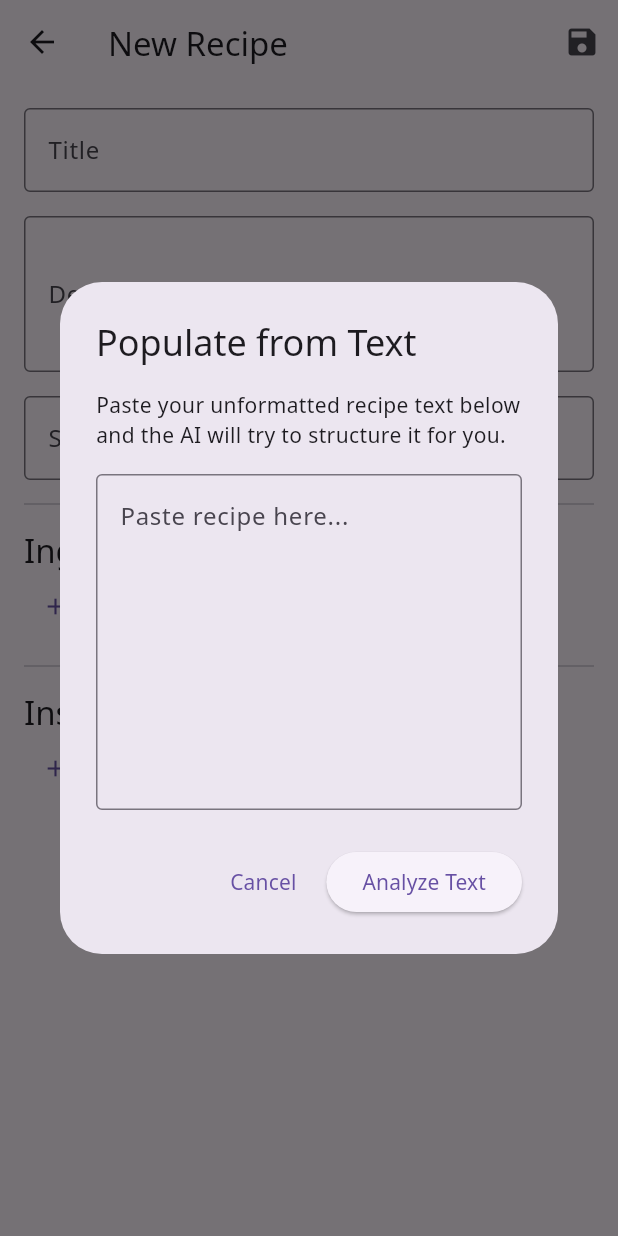
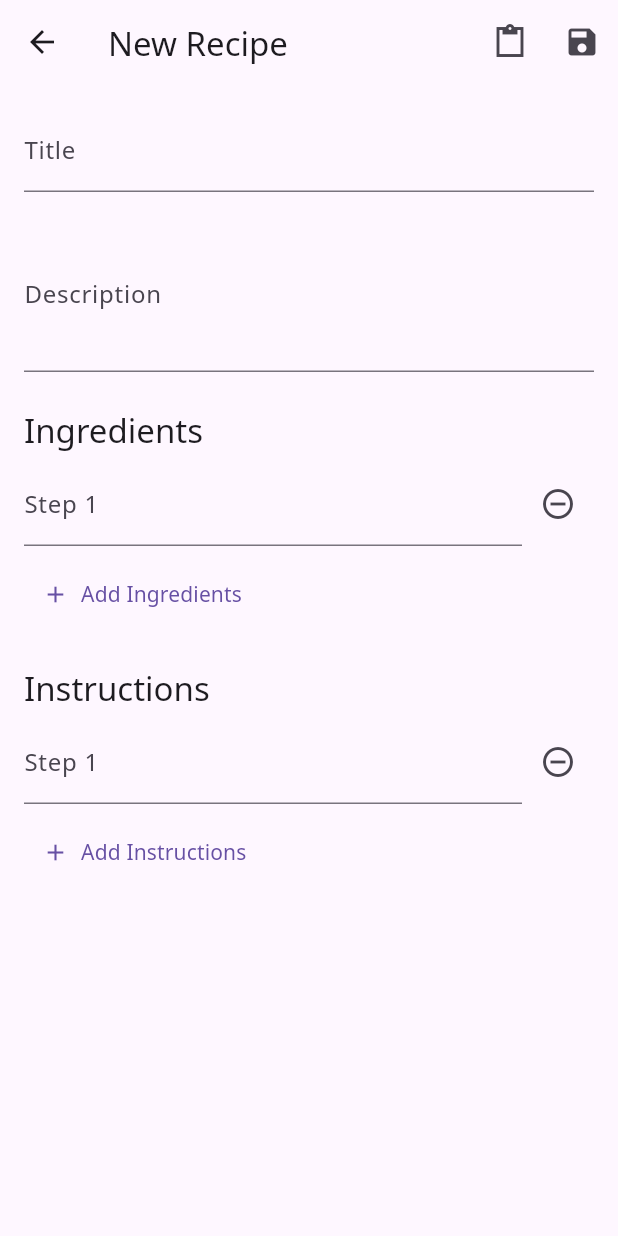
Before and after one commit to cernel-joson/recette, a Flutter app: the RecipeEditScreen screen opened directly, on a phone screen of 412 x 824 dp. Run offline on Flutter 3.47's test engine with Material 3 defaults, Android fonts, the phone set to English and light mode, and no system bars; our stand-ins replace pdf, printing, sqflite; accounts and stored records are empty.

Commit message:
add functionality for new "add recipe" menu

```diff
--- a/lib/screens/recipe_edit_screen.dart
+++ b/lib/screens/recipe_edit_screen.dart
@@ -1,16 +1,24 @@
 // lib/screens/recipe_edit_screen.dart
 
-import 'dart:convert';
 import 'package:flutter/material.dart';
-import 'package:http/http.dart' as http;
+import '../helpers/api_helper.dart'; // Import the new helper
+import '../helpers/database_helper.dart';
 import '../models/recipe_model.dart';
-import '../helpers/database_helper.dart';
 
-// This screen handles both creating a new recipe and editing an existing one.
+/// A screen for creating a new recipe or editing an existing one.
 class RecipeEditScreen extends StatefulWidget {
-  final Recipe? recipe; // If a recipe is passed, we're in "Edit Mode"
+  /// The recipe to be edited. If null, a new recipe is being created.
+  final Recipe? recipe;
 
-  const RecipeEditScreen({super.key, this.recipe});
+  /// If true, the "Paste Text" dialog will be shown automatically on load.
+  /// This is used when creating a new recipe via the paste text option.
+  final bool showPasteDialogOnLoad;
+
+  const RecipeEditScreen({
+    super.key,
+    this.recipe,
+    this.showPasteDialogOnLoad = false,
+  });
 
   @override
   State<RecipeEditScreen> createState() => _RecipeEditScreenState();
@@ -18,54 +26,53 @@ class RecipeEditScreen extends StatefulWidget {
 
 class _RecipeEditScreenState extends State<RecipeEditScreen> {
   final _formKey = GlobalKey<FormState>();
-
   late TextEditingController _titleController;
   late TextEditingController _descriptionController;
-  late TextEditingController _sourceUrlController;
-
   late List<TextEditingController> _ingredientControllers;
   late List<TextEditingController> _instructionControllers;
+  late String _sourceUrl;
 
-  bool _isAiLoading = false;
+  // The cloud function URL is now managed by ApiHelper.
 
   @override
   void initState() {
     super.initState();
-    // Initialize controllers with existing recipe data or as empty
-    _populateControllers(widget.recipe);
+    if (widget.recipe != null) {
+      // If we're editing an existing recipe, populate the controllers.
+      _populateControllers(widget.recipe!);
+    } else {
+      // If we're creating a new recipe, initialize with empty controllers.
+      _titleController = TextEditingController();
+      _descriptionController = TextEditingController();
+      _ingredientControllers = [TextEditingController()];
+      _instructionControllers = [TextEditingController()];
+      _sourceUrl = '';
 
-    // If this is a new recipe, automatically show the paste dialog.
-    if (widget.recipe == null) {
-      // This ensures the dialog shows after the screen is built.
-      WidgetsBinding.instance.addPostFrameCallback((_) {
-        _showPasteTextDialog();
-      });
+      // If specified, show the paste dialog automatically after the screen builds.
+      if (widget.showPasteDialogOnLoad) {
+        WidgetsBinding.instance
+            .addPostFrameCallback((_) => _showPasteTextDialog());
+      }
     }
   }
 
-  void _populateControllers(Recipe? recipe) {
-    _titleController = TextEditingController(text: recipe?.title ?? '');
-    _descriptionController = TextEditingController(text: recipe?.description ?? '');
-    _sourceUrlController = TextEditingController(text: recipe?.sourceUrl ?? '');
-
-    // A more robust way to handle ingredients for editing
-    _ingredientControllers = recipe?.ingredients.map((i) {
-      String text = i.toString();
-      if (i.notes.isNotEmpty) {
-        text += ' (${i.notes})';
-      }
-      return TextEditingController(text: text);
-    }).toList() ?? [];
-
-    _instructionControllers = recipe?.instructions.map((i) => TextEditingController(text: i)).toList() ?? [];
+  /// Populates the text controllers with data from an existing Recipe object.
+  void _populateControllers(Recipe recipe) {
+    _titleController = TextEditingController(text: recipe.title);
+    _descriptionController = TextEditingController(text: recipe.description);
+    _ingredientControllers = recipe.ingredients
+        .map((i) => TextEditingController(text: i.toString()))
+        .toList();
+    _instructionControllers =
+        recipe.instructions.map((i) => TextEditingController(text: i)).toList();
+    _sourceUrl = recipe.sourceUrl;
   }
 
   @override
   void dispose() {
-    // Dispose all controllers to free up resources
+    // Dispose all controllers to free up resources.
     _titleController.dispose();
     _descriptionController.dispose();
-    _sourceUrlController.dispose();
     for (var controller in _ingredientControllers) {
       controller.dispose();
     }
@@ -75,87 +82,82 @@ class _RecipeEditScreenState extends State<RecipeEditScreen> {
     super.dispose();
   }
 
-  Future<void> _analyzePastedText(String pastedText) async {
-    setState(() { _isAiLoading = true; });
+  /// Adds a new empty text field to a list of controllers.
+  void _addTextField(List<TextEditingController> controllers) {
+    setState(() {
+      controllers.add(TextEditingController());
+    });
+  }
 
-    // This is the same cloud function URL from the main screen.
-    const cloudFunctionUrl = "https://recipe-analyzer-api-1004204297555.us-central1.run.app";
+  /// Removes a text field from a list of controllers at a given index.
+  void _removeTextField(List<TextEditingController> controllers, int index) {
+    setState(() {
+      controllers[index].dispose();
+      controllers.removeAt(index);
+    });
+  }
 
-    try {
-      final response = await http.post(
-        Uri.parse(cloudFunctionUrl),
-        headers: {
-          'Content-Type': 'application/json',
-          'User-Agent': 'Mozilla/5.0 (Windows NT 10.0; Win64; x64) AppleWebKit/537.36 (KHTML, like Gecko) Chrome/58.0.3029.110 Safari/537.36',
-        },
-        // Send the text instead of a URL
-        body: json.encode({'text': pastedText}),
+  /// Saves the form data to the database, either as a new recipe or an update.
+  Future<void> _saveForm() async {
+    if (_formKey.currentState!.validate()) {
+      final newRecipe = Recipe(
+        id: widget.recipe?.id,
+        title: _titleController.text,
+        description: _descriptionController.text,
+        // For simplicity, we are not editing these fields in the UI for now.
+        prepTime: widget.recipe?.prepTime ?? '',
+        cookTime: widget.recipe?.cookTime ?? '',
+        totalTime: widget.recipe?.totalTime ?? '',
+        servings: widget.recipe?.servings ?? '',
+        // We need to parse the ingredient strings back into Ingredient objects.
+        // This is a simplified approach; a more robust solution would have separate fields.
+        ingredients: _ingredientControllers
+            .map((c) => Ingredient.fromString(c.text))
+            .toList(),
+        instructions: _instructionControllers.map((c) => c.text).toList(),
+        sourceUrl: _sourceUrl,
       );
 
-      if (response.statusCode == 200 && mounted) {
-        final data = json.decode(response.body);
-        // Create a recipe object from the AI response
-        final parsedRecipe = Recipe.fromJson(data, _sourceUrlController.text);
-        // Use the new recipe data to repopulate the text fields
-        setState(() {
-          _populateControllers(parsedRecipe);
-        });
+      if (widget.recipe?.id != null) {
+        // Update existing recipe
+        await DatabaseHelper.instance.update(newRecipe);
       } else {
-        // Handle error
-        if (mounted) {
-          ScaffoldMessenger.of(context).showSnackBar(
-            SnackBar(content: Text('Error analyzing text: ${response.body}')),
-          );
+        // Insert new recipe
+        await DatabaseHelper.instance.insert(newRecipe);
       }
-      }
-    } catch (e) {
-      if (mounted) {
-        ScaffoldMessenger.of(context).showSnackBar(
-          SnackBar(content: Text('Failed to analyze text: $e')),
-        );
-      }
-    } finally {
-      if (mounted) {
-        setState(() { _isAiLoading = false; });
-      }
+
+      // Pop the screen and return `true` to indicate a save occurred.
+      if (mounted) Navigator.of(context).pop(true);
     }
   }
 
+  /// Shows the dialog for pasting and analyzing unformatted recipe text.
   void _showPasteTextDialog() {
     final textController = TextEditingController();
     showDialog(
       context: context,
-      builder: (dialogContext) {
+      builder: (context) {
         return AlertDialog(
           title: const Text('Populate from Text'),
-          content: Column(
-            mainAxisSize: MainAxisSize.min,
-            children: [
-              const Text('Paste your unformatted recipe text below and the AI will try to structure it for you.'),
-              const SizedBox(height: 16),
-              TextField(
+          content: TextField(
             controller: textController,
-                maxLines: 8,
+            maxLines: 10,
             decoration: const InputDecoration(
-                  hintText: 'Paste recipe here...',
+              hintText: 'Paste your recipe text here...',
               border: OutlineInputBorder(),
             ),
           ),
-            ],
-          ),
           actions: [
             TextButton(
-              onPressed: () => Navigator.of(dialogContext).pop(),
+              onPressed: () => Navigator.of(context).pop(),
               child: const Text('Cancel'),
             ),
             ElevatedButton(
-              onPressed: () {
-                if (textController.text.isNotEmpty) {
+              onPressed: () async {
+                Navigator.of(context).pop(); // Close dialog
                 _analyzePastedText(textController.text);
-                }
-                Navigator.of(dialogContext).pop();
               },
-              child: const Text('Analyze Text'),
+              child: const Text('Analyze'),
             ),
           ],
         );
@@ -163,33 +165,34 @@ class _RecipeEditScreenState extends State<RecipeEditScreen> {
     );
   }
 
-  void _saveForm() async {
-    if (_formKey.currentState!.validate()) {
-      // This parsing is still simplistic. For a production app, you'd want
-      // separate fields for each part of the ingredient.
-      final ingredients = _ingredientControllers.map((c) => Ingredient(quantity: '', unit: '', name: c.text, notes: '')).toList();
-      final instructions = _instructionControllers.map((c) => c.text).toList();
+  /// Analyzes pasted text by calling the centralized ApiHelper.
+  Future<void> _analyzePastedText(String text) async {
+    if (text.isEmpty) return;
 
-      final newRecipe = Recipe(
-        id: widget.recipe?.id,
-        title: _titleController.text,
-        description: _descriptionController.text,
-        sourceUrl: _sourceUrlController.text,
-        ingredients: ingredients,
-        instructions: instructions,
-        prepTime: widget.recipe?.prepTime ?? '',
-        cookTime: widget.recipe?.cookTime ?? '',
-        totalTime: widget.recipe?.totalTime ?? '',
-        servings: widget.recipe?.servings ?? '',
+    // Show a loading indicator
+    ScaffoldMessenger.of(context).showSnackBar(
+      const SnackBar(content: Text('Analyzing text...')),
     );
 
-      if (widget.recipe == null) {
-        await DatabaseHelper.instance.insert(newRecipe);
-      } else {
-        await DatabaseHelper.instance.update(newRecipe);
-      }
-
-      if (mounted) Navigator.of(context).pop();
+    try {
+      // Call the centralized ApiHelper method.
+      final recipe = await ApiHelper.analyzeText(text);
+      setState(() {
+        _populateControllers(recipe);
+      });
+      ScaffoldMessenger.of(context).hideCurrentSnackBar();
+      ScaffoldMessenger.of(context).showSnackBar(
+        const SnackBar(
+            content: Text('Fields populated successfully!'),
+            backgroundColor: Colors.green),
+      );
+    } catch (e) {
+      ScaffoldMessenger.of(context).hideCurrentSnackBar();
+      ScaffoldMessenger.of(context).showSnackBar(
+        SnackBar(
+            content: Text('Error: ${e.toString()}'),
+            backgroundColor: Colors.red),
+      );
     }
   }
 
@@ -199,115 +202,112 @@ class _RecipeEditScreenState extends State<RecipeEditScreen> {
       appBar: AppBar(
         title: Text(widget.recipe == null ? 'New Recipe' : 'Edit Recipe'),
         actions: [
-          // Show the "repopulate" button only when editing an existing recipe
-          if (widget.recipe != null)
+          // Show the paste/repopulate button in the app bar.
           IconButton(
             icon: const Icon(Icons.paste_sharp),
-              tooltip: 'Repopulate from Text',
+            tooltip: 'Populate from Text',
             onPressed: () {
+              if (widget.recipe != null) {
+                // If editing, confirm before overriding data.
                 showDialog(
                   context: context,
-                    builder: (BuildContext dialogContext) => AlertDialog(
-                      title: const Text('Confirm Repopulate'),
-                      content: const Text('This will replace all current recipe data with the newly analyzed text. Continue?'),
-                      actions: <Widget>[
-                        TextButton(onPressed: () => Navigator.of(dialogContext).pop(), child: const Text('Cancel')),
+                  builder: (ctx) => AlertDialog(
+                    title: const Text('Confirm'),
+                    content: const Text(
+                        'This will replace all current recipe data. Continue?'),
+                    actions: [
                       TextButton(
+                          onPressed: () => Navigator.of(ctx).pop(),
+                          child: const Text('Cancel')),
+                      ElevatedButton(
                           onPressed: () {
-                            Navigator.of(dialogContext).pop();
+                            Navigator.of(ctx).pop();
                             _showPasteTextDialog();
                           },
-                          child: const Text('Continue'),
-                        ),
+                          child: const Text('Continue')),
                     ],
                   ),
                 );
+              } else {
+                _showPasteTextDialog();
+              }
             },
           ),
           IconButton(
             icon: const Icon(Icons.save),
+            onPressed: _saveForm,
             tooltip: 'Save Recipe',
-            onPressed: _saveForm,
           ),
         ],
       ),
-      body: _isAiLoading
-        ? const Center(child: CircularProgressIndicator(semanticsLabel: 'AI is analyzing...'))
-        : Form(
+      body: Form(
         key: _formKey,
-            child: SingleChildScrollView(
+        child: ListView(
           padding: const EdgeInsets.all(16.0),
-              child: Column(
-                crossAxisAlignment: CrossAxisAlignment.start,
           children: [
             TextFormField(
               controller: _titleController,
-                    decoration: const InputDecoration(labelText: 'Title', border: OutlineInputBorder()),
-                    validator: (value) => value!.isEmpty ? 'Please enter a title' : null,
+              decoration: const InputDecoration(labelText: 'Title'),
+              validator: (value) =>
+                  value!.isEmpty ? 'Please enter a title' : null,
             ),
             const SizedBox(height: 16),
             TextFormField(
               controller: _descriptionController,
-                    decoration: const InputDecoration(labelText: 'Description', border: OutlineInputBorder()),
+              decoration: const InputDecoration(labelText: 'Description'),
               maxLines: 3,
             ),
-                  const SizedBox(height: 16),
-                  TextFormField(
-                    controller: _sourceUrlController,
-                    decoration: const InputDecoration(labelText: 'Source URL', border: OutlineInputBorder()),
-                  ),
-                  const Divider(height: 32),
-                  Text('Ingredients', style: Theme.of(context).textTheme.titleLarge),
-                  ..._buildDynamicTextFields(_ingredientControllers, 'Ingredient'),
-                  const Divider(height: 32),
-                  Text('Instructions', style: Theme.of(context).textTheme.titleLarge),
-                  ..._buildDynamicTextFields(_instructionControllers, 'Instruction'),
+            const SizedBox(height: 24),
+            _buildEditableList(
+                'Ingredients', _ingredientControllers, _addTextField, _removeTextField),
+            const SizedBox(height: 24),
+            _buildEditableList(
+                'Instructions', _instructionControllers, _addTextField, _removeTextField),
           ],
-              ),
         ),
       ),
     );
   }
 
-  List<Widget> _buildDynamicTextFields(List<TextEditingController> controllers, String hint) {
-    List<Widget> fields = [];
-    for (int i = 0; i < controllers.length; i++) {
-      fields.add(
-        Padding(
-          padding: const EdgeInsets.symmetric(vertical: 4.0),
-          child: Row(
+  /// A reusable helper widget to build a list of editable text fields.
+  Widget _buildEditableList(
+      String title,
+      List<TextEditingController> controllers,
+      Function(List<TextEditingController>) onAdd,
+      Function(List<TextEditingController>, int) onRemove) {
+    return Column(
+      crossAxisAlignment: CrossAxisAlignment.start,
+      children: [
+        Text(title, style: Theme.of(context).textTheme.titleLarge),
+        const SizedBox(height: 8),
+        ListView.builder(
+          shrinkWrap: true,
+          physics: const NeverScrollableScrollPhysics(),
+          itemCount: controllers.length,
+          itemBuilder: (context, index) {
+            return Row(
               children: [
                 Expanded(
                   child: TextFormField(
-                  controller: controllers[i],
-                  decoration: InputDecoration(labelText: '$hint ${i + 1}'),
+                    controller: controllers[index],
+                    decoration: InputDecoration(labelText: 'Step ${index + 1}'),
                   ),
                 ),
                 IconButton(
-                icon: const Icon(Icons.delete_outline, color: Colors.red),
-                onPressed: () {
-                  setState(() {
-                    controllers[i].dispose(); // Dispose the controller before removing
-                    controllers.removeAt(i);
-                  });
+                  icon: const Icon(Icons.remove_circle_outline),
+                  onPressed: () => onRemove(controllers, index),
+                ),
+              ],
+            );
           },
         ),
+        const SizedBox(height: 8),
+        TextButton.icon(
+          icon: const Icon(Icons.add),
+          label: Text('Add $title'),
+          onPressed: () => onAdd(controllers),
+        ),
       ],
-          ),
-        )
     );
   }
-    fields.add(
-      TextButton.icon(
-        icon: const Icon(Icons.add),
-        label: Text('Add $hint'),
-        onPressed: () {
-          setState(() {
-            controllers.add(TextEditingController());
-          });
-        },
-      )
-    );
-    return fields;
 }
-}
```
Also changed, not shown: lib/helpers/api_helper.dart (added, +51 -0 lines), lib/models/recipe_model.dart (+55 -9 lines), lib/screens/recipe_library_screen.dart (+108 -6 lines). Lines whose indentation alone changed are shown as unchanged.
